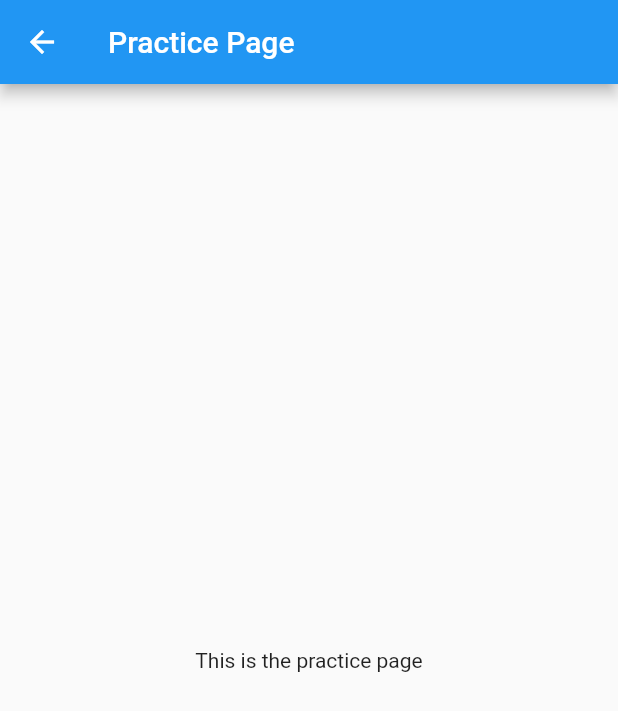
After one commit to kygoben/hackutd, a Flutter app: the screen it shows after launch, after a tap on the "edit" icon, on a phone screen of 412 x 824 dp. The commit adds this screen. Shown: the top 711 px of the screen. Run offline on Flutter 3.47's test engine with Material 2 defaults, Android fonts, the phone set to English and light mode, and no system bars.

Commit message:
Adds a practice page for individual development

```diff
--- a/finteach/lib/Presentation/app.dart
+++ b/finteach/lib/Presentation/app.dart
@@ -1,6 +1,7 @@
-
+import 'package:finteach/Presentation/practice_page.dart';
 import 'package:flutter/material.dart';
 import 'package:finteach/Application/constants.dart';
+
 
 class ModuleList extends StatelessWidget {
   @override
@@ -16,6 +17,18 @@ class ModuleList extends StatelessWidget {
       ),
       body: ListView(
         children: moduleTiles,
+      ),
+      // Adding a FloatingActionButton
+      floatingActionButton: FloatingActionButton(
+        onPressed: () {
+          // Navigate to PracticePage when FAB is pressed
+          Navigator.push(
+            context,
+            MaterialPageRoute(builder: (context) => PracticePage()),
+          );
+        },
+        child: Icon(Icons.edit), // Set the icon for the button
+        tooltip: 'Practice', // Text shown when the user long presses the button
       ),
     );
   }
--- /dev/null
+++ b/finteach/lib/Presentation/practice_page.dart
@@ -0,0 +1,16 @@
+
+import 'package:flutter/material.dart';
+
+class PracticePage extends StatelessWidget {
+  @override
+  Widget build(BuildContext context) {
+    return Scaffold(
+      appBar: AppBar(
+        title: Text('Practice Page'),
+      ),
+      body: Center(
+        child: Text('This is the practice page'),
+      ),
+    );
+  }
+}
```
